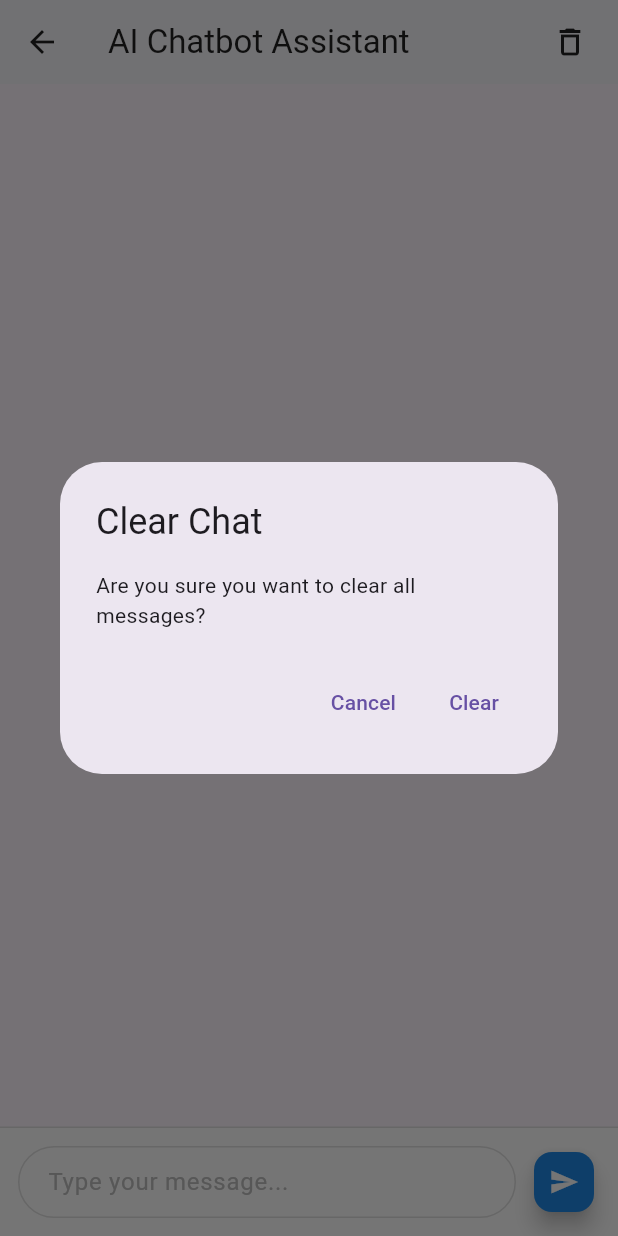
After one commit to arifhaxn/lead_unity, a Flutter app: the ChatbotScreen screen opened directly, after a tap on the "delete outline" icon, on a phone screen of 412 x 824 dp. The commit adds this screen. Run offline on Flutter 3.47's test engine with Material 3 defaults, Android fonts, the phone set to English and light mode, and no system bars; our stand-ins replace flutter_secure_storage; accounts and stored records are empty.

Commit message:
Adding my new code

```diff
--- a/lib/api services/api_services.dart
+++ b/lib/api services/api_services.dart
@@ -3,7 +3,8 @@ import 'package:http/http.dart' as http;
 
 class ApiService {
   // 🔴 Ensure this URL matches your backend
-  static const String _baseUrl = 'https://leading-unity-backend.vercel.app/api';
+  static const String _baseUrl =
+      'https://leading-unity-nest-backend.vercel.app/api';
 
   // --- 1. Student Registration ---
   Future<Map<String, dynamic>> register(
@@ -85,7 +86,10 @@ class ApiService {
     if (response.statusCode == 200) {
       List<dynamic> allUsers = json.decode(response.body);
       // Filter: Return only users where role is 'supervisor'
-      return allUsers.where((user) => user['role'].toString().toLowerCase() == 'supervisor').toList();
+      return allUsers
+          .where(
+              (user) => user['role'].toString().toLowerCase() == 'supervisor')
+          .toList();
     } else {
       throw Exception('Failed to load supervisors');
     }
--- /dev/null
+++ b/lib/api services/chatbot_service.dart
@@ -0,0 +1,108 @@
+import 'dart:convert';
+import 'package:http/http.dart' as http;
+import 'package:link_unity/models/chat_message_model.dart';
+import 'package:uuid/uuid.dart';
+
+class ChatbotService {
+  // OpenRouter API endpoint and key
+  static const String _openRouterBaseUrl =
+      'https://openrouter.ai/api/v1/chat/completions';
+  static const String _apiKey =
+      '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';
+
+  // System prompt for the AI chatbot
+  static const String _systemPrompt =
+      '''You are an advanced AI chatbot designed to hold natural, helpful, and intelligent conversations with users.
+
+Core Role:
+- Act as a knowledgeable, friendly, and context-aware conversational assistant.
+- Adapt your tone based on the user's style (casual, professional, technical).
+- Ask clarifying questions when user intent is ambiguous.
+
+Knowledge & Reasoning:
+- Use up-to-date general knowledge about AI, technology, business, and everyday topics.
+- Break down complex concepts into simple explanations when needed.
+- Provide step-by-step reasoning for problem-solving tasks.
+
+Conversation Rules:
+- Be concise by default, but expand when the user asks for depth.
+- Avoid unnecessary disclaimers or self-references.
+- Maintain conversation memory within the session and refer back to prior messages.
+
+User Experience:
+- Be proactive: suggest helpful next steps, ideas, or improvements.
+- If the user asks to create, improve, or analyze something, guide them efficiently.
+
+Goal: Deliver high-quality, accurate, and engaging responses that make the user feel they are chatting with a capable AI assistant—not a generic bot.''';
+
+  static const String _uuid = 'uuid';
+
+  /// Send a message to the AI chatbot and get a response
+  Future<ChatMessage> sendMessage(
+      String userMessage, List<ChatMessage> conversationHistory) async {
+    try {
+      // Build the messages list for the API
+      final List<Map<String, String>> messages = [];
+
+      // Add conversation history
+      for (var msg in conversationHistory) {
+        messages.add({
+          'role': msg.sender == 'user' ? 'user' : 'assistant',
+          'content': msg.content,
+        });
+      }
+
+      // Add the current user message
+      messages.add({
+        'role': 'user',
+        'content': userMessage,
+      });
+
+      // Make the API request
+      final response = await http.post(
+        Uri.parse(_openRouterBaseUrl),
+        headers: {
+          'Content-Type': 'application/json',
+          'Authorization': 'Bearer $_apiKey',
+          'HTTP-Referer': 'https://lead-unity.app',
+          'X-Title': 'LeadUnity Chatbot',
+        },
+        body: jsonEncode({
+          'model': 'gpt-3.5-turbo',
+          'messages': [
+            {
+              'role': 'system',
+              'content': _systemPrompt,
+            },
+            ...messages,
+          ],
+          'temperature': 0.7,
+          'max_tokens': 1024,
+        }),
+      );
+
+      if (response.statusCode == 200) {
+        final jsonResponse = jsonDecode(response.body);
+        final assistantMessage =
+            jsonResponse['choices'][0]['message']['content'] as String;
+
+        // Create and return the assistant message
+        return ChatMessage(
+          id: const Uuid().v4(),
+          content: assistantMessage,
+          sender: 'assistant',
+          timestamp: DateTime.now(),
+        );
+      } else {
+        // Handle error response
+        final errorData = jsonDecode(response.body);
+        throw Exception(
+          errorData['error']?['message'] ??
+              'Failed to get response from AI chatbot',
+        );
+      }
+    } catch (e) {
+      throw Exception('Error communicating with chatbot: $e');
+    }
+  }
+}
--- /dev/null
+++ b/lib/chat_provider.dart
@@ -0,0 +1,72 @@
+import 'package:flutter/material.dart';
+import 'package:link_unity/api%20services/chatbot_service.dart';
+import 'package:link_unity/models/chat_message_model.dart';
+import 'package:uuid/uuid.dart';
+
+class ChatProvider extends ChangeNotifier {
+  final ChatbotService _chatbotService = ChatbotService();
+
+  final List<ChatMessage> _messages = [];
+  bool _isLoading = false;
+  String? _errorMessage;
+
+  // Getters
+  List<ChatMessage> get messages => List.unmodifiable(_messages);
+  bool get isLoading => _isLoading;
+  String? get errorMessage => _errorMessage;
+
+  /// Send a user message and get AI response
+  Future<void> sendMessage(String userMessage) async {
+    if (userMessage.trim().isEmpty) return;
+
+    // Clear previous error
+    _errorMessage = null;
+
+    // Add user message to conversation
+    final userMsg = ChatMessage(
+      id: const Uuid().v4(),
+      content: userMessage,
+      sender: 'user',
+      timestamp: DateTime.now(),
+    );
+    _messages.add(userMsg);
+    notifyListeners();
+
+    // Set loading state
+    _isLoading = true;
+    notifyListeners();
+
+    try {
+      // Get AI response
+      final assistantMessage = await _chatbotService.sendMessage(
+        userMessage,
+        _messages,
+      );
+
+      // Add assistant message to conversation
+      _messages.add(assistantMessage);
+      _errorMessage = null;
+    } catch (e) {
+      _errorMessage = e.toString();
+      // Remove the user message if there was an error
+      // Uncomment the next line to remove user message on error
+      // _messages.removeWhere((msg) => msg.id == userMsg.id);
+    } finally {
+      _isLoading = false;
+      notifyListeners();
+    }
+  }
+
+  /// Clear all messages
+  void clearMessages() {
+    _messages.clear();
+    _errorMessage = null;
+    notifyListeners();
+  }
+
+  /// Clear error message
+  void clearError() {
+    _errorMessage = null;
+    notifyListeners();
+  }
+}
--- /dev/null
+++ b/lib/chatbot_screen.dart
@@ -0,0 +1,378 @@
+import 'package:flutter/material.dart';
+import 'package:provider/provider.dart';
+import 'package:link_unity/chat_provider.dart';
+
+class ChatbotScreen extends StatefulWidget {
+  const ChatbotScreen({super.key});
+
+  @override
+  State<ChatbotScreen> createState() => _ChatbotScreenState();
+}
+
+class _ChatbotScreenState extends State<ChatbotScreen> {
+  final TextEditingController _messageController = TextEditingController();
+  final ScrollController _scrollController = ScrollController();
+
+  @override
+  void initState() {
+    super.initState();
+    // Scroll to bottom when messages change
+    WidgetsBinding.instance.addPostFrameCallback((_) {
+      _scrollToBottom();
+    });
+  }
+
+  @override
+  void dispose() {
+    _messageController.dispose();
+    _scrollController.dispose();
+    super.dispose();
+  }
+
+  void _scrollToBottom() {
+    if (_scrollController.hasClients) {
+      _scrollController.animateTo(
+        _scrollController.position.maxScrollExtent,
+        duration: const Duration(milliseconds: 300),
+        curve: Curves.easeOut,
+      );
+    }
+  }
+
+  void _handleSendMessage(ChatProvider chatProvider) {
+    final message = _messageController.text.trim();
+    if (message.isNotEmpty) {
+      _messageController.clear();
+      chatProvider.sendMessage(message).then((_) {
+        Future.delayed(const Duration(milliseconds: 100), _scrollToBottom);
+      });
+    }
+  }
+
+  @override
+  Widget build(BuildContext context) {
+    return Scaffold(
+      appBar: AppBar(
+        title: const Text('AI Chatbot Assistant'),
+        backgroundColor: Colors.white,
+        elevation: 1,
+        foregroundColor: Colors.black87,
+        actions: [
+          Padding(
+            padding: const EdgeInsets.all(8.0),
+            child: Consumer<ChatProvider>(
+              builder: (context, chatProvider, _) {
+                return IconButton(
+                  icon: const Icon(Icons.delete_outline),
+                  tooltip: 'Clear Chat',
+                  onPressed: () {
+                    showDialog(
+                      context: context,
+                      builder: (BuildContext context) {
+                        return AlertDialog(
+                          title: const Text('Clear Chat'),
+                          content: const Text(
+                              'Are you sure you want to clear all messages?'),
+                          actions: [
+                            TextButton(
+                              onPressed: () => Navigator.pop(context),
+                              child: const Text('Cancel'),
+                            ),
+                            TextButton(
+                              onPressed: () {
+                                chatProvider.clearMessages();
+                                Navigator.pop(context);
+                              },
+                              child: const Text('Clear'),
+                            ),
+                          ],
+                        );
+                      },
+                    );
+                  },
+                );
+              },
+            ),
+          ),
+        ],
+      ),
+      body: Consumer<ChatProvider>(
+        builder: (context, chatProvider, _) {
+          return Column(
+            children: [
+              // Messages List
+              Expanded(
+                child: chatProvider.messages.isEmpty
+                    ? Center(
+                        child: Column(
+                          mainAxisAlignment: MainAxisAlignment.center,
+                          children: [
+                            Icon(
+                              Icons.chat_bubble_outline,
+                              size: 80,
+                              color: Colors.grey[300],
+                            ),
+                            const SizedBox(height: 20),
+                            Text(
+                              'Start a conversation!',
+                              style: Theme.of(context).textTheme.headlineSmall,
+                            ),
+                            const SizedBox(height: 10),
+                            Text(
+                              'Ask me anything about your projects,\nideation, or any topic you\'d like to discuss.',
+                              textAlign: TextAlign.center,
+                              style: Theme.of(context)
+                                  .textTheme
+                                  .bodyMedium
+                                  ?.copyWith(
+                                    color: Colors.grey,
+                                  ),
+                            ),
+                          ],
+                        ),
+                      )
+                    : ListView.builder(
+                        controller: _scrollController,
+                        padding: const EdgeInsets.all(16.0),
+                        itemCount: chatProvider.messages.length,
+                        itemBuilder: (context, index) {
+                          final message = chatProvider.messages[index];
+                          final isUser = message.sender == 'user';
+
+                          return Padding(
+                            padding: const EdgeInsets.only(bottom: 12.0),
+                            child: Row(
+                              mainAxisAlignment: isUser
+                                  ? MainAxisAlignment.end
+                                  : MainAxisAlignment.start,
+                              crossAxisAlignment: CrossAxisAlignment.end,
+                              children: [
+                                if (!isUser)
+                                  Padding(
+                                    padding: const EdgeInsets.only(right: 8.0),
+                                    child: CircleAvatar(
+                                      radius: 18,
+                                      backgroundColor: Colors.blue[100],
+                                      child: Icon(
+                                        Icons.smart_toy_outlined,
+                                        size: 18,
+                                        color: Colors.blue[600],
+                                      ),
+                                    ),
+                                  ),
+                                Flexible(
+                                  child: Container(
+                                    padding: const EdgeInsets.symmetric(
+                                      horizontal: 16.0,
+                                      vertical: 10.0,
+                                    ),
+                                    decoration: BoxDecoration(
+                                      color: isUser
+                                          ? Colors.blue[600]
+                                          : Colors.grey[200],
+                                      borderRadius: BorderRadius.circular(18.0),
+                                    ),
+                                    child: Column(
+                                      crossAxisAlignment:
+                                          CrossAxisAlignment.start,
+                                      children: [
+                                        Text(
+                                          message.content,
+                                          style: TextStyle(
+                                            color: isUser
+                                                ? Colors.white
+                                                : Colors.black87,
+                                            fontSize: 14,
+                                            fontWeight: FontWeight.w400,
+                                          ),
+                                        ),
+                                        const SizedBox(height: 4),
+                                        Text(
+                                          _formatTime(message.timestamp),
+                                          style: TextStyle(
+                                            color: isUser
+                                                ? Colors.blue[100]
+                                                : Colors.grey[600],
+                                            fontSize: 12,
+                                          ),
+                                        ),
+                                      ],
+                                    ),
+                                  ),
+                                ),
+                                if (isUser)
+                                  Padding(
+                                    padding: const EdgeInsets.only(left: 8.0),
+                                    child: CircleAvatar(
+                                      radius: 18,
+                                      backgroundColor: Colors.blue[100],
+                                      child: Icon(
+                                        Icons.person_outline,
+                                        size: 18,
+                                        color: Colors.blue[600],
+                                      ),
+                                    ),
+                                  ),
+                              ],
+                            ),
+                          );
+                        },
+                      ),
+              ),
+
+              // Error Message Display
+              if (chatProvider.errorMessage != null)
+                Container(
+                  margin: const EdgeInsets.all(12.0),
+                  padding: const EdgeInsets.all(12.0),
+                  decoration: BoxDecoration(
+                    color: Colors.red[50],
+                    border: Border.all(color: Colors.red[300]!),
+                    borderRadius: BorderRadius.circular(8.0),
+                  ),
+                  child: Row(
+                    children: [
+                      Icon(Icons.error_outline, color: Colors.red[600]),
+                      const SizedBox(width: 12),
+                      Expanded(
+                        child: Text(
+                          chatProvider.errorMessage!,
+                          style:
+                              TextStyle(color: Colors.red[600], fontSize: 12),
+                        ),
+                      ),
+                      GestureDetector(
+                        onTap: chatProvider.clearError,
+                        child:
+                            Icon(Icons.close, color: Colors.red[600], size: 18),
+                      ),
+                    ],
+                  ),
+                ),
+
+              // Loading Indicator
+              if (chatProvider.isLoading)
+                Padding(
+                  padding: const EdgeInsets.all(12.0),
+                  child: Row(
+                    children: [
+                      const SizedBox(width: 16),
+                      CircleAvatar(
+                        radius: 18,
+                        backgroundColor: Colors.blue[100],
+                        child: Icon(
+                          Icons.smart_toy_outlined,
+                          size: 18,
+                          color: Colors.blue[600],
+                        ),
+                      ),
+                      const SizedBox(width: 12),
+                      Container(
+                        padding: const EdgeInsets.symmetric(
+                          horizontal: 16.0,
+                          vertical: 10.0,
+                        ),
+                        decoration: BoxDecoration(
+                          color: Colors.grey[200],
+                          borderRadius: BorderRadius.circular(18.0),
+                        ),
+                        child: Row(
+                          children: [
+                            SizedBox(
+                              width: 20,
+                              height: 20,
+                              child: CircularProgressIndicator(
+                                strokeWidth: 2,
+                                valueColor: AlwaysStoppedAnimation<Color>(
+                                    Colors.blue[600]!),
+                              ),
+                            ),
+                            const SizedBox(width: 8),
+                            Text(
+                              'Typing...',
+                              style: TextStyle(color: Colors.grey[600]),
+                            ),
+                          ],
+                        ),
+                      ),
+                    ],
+                  ),
+                ),
+
+              // Input Field
+              Container(
+                padding: const EdgeInsets.all(12.0),
+                decoration: BoxDecoration(
+                  color: Colors.white,
+                  border: Border(
+                    top: BorderSide(color: Colors.grey[300]!),
+                  ),
+                ),
+                child: Row(
+                  children: [
+                    Expanded(
+                      child: TextField(
+                        controller: _messageController,
+                        decoration: InputDecoration(
+                          hintText: 'Type your message...',
+                          hintStyle: TextStyle(color: Colors.grey[400]),
+                          border: OutlineInputBorder(
+                            borderRadius: BorderRadius.circular(24.0),
+                            borderSide: BorderSide(color: Colors.grey[300]!),
+                          ),
+                          contentPadding: const EdgeInsets.symmetric(
+                            horizontal: 16.0,
+                            vertical: 12.0,
+                          ),
+                          enabledBorder: OutlineInputBorder(
+                            borderRadius: BorderRadius.circular(24.0),
+                            borderSide: BorderSide(color: Colors.grey[300]!),
+                          ),
+                          focusedBorder: OutlineInputBorder(
+                            borderRadius: BorderRadius.circular(24.0),
+                            borderSide:
+                                BorderSide(color: Colors.blue[600]!, width: 2),
+                          ),
+                        ),
+                        maxLines: null,
+                        enabled: !chatProvider.isLoading,
+                      ),
+                    ),
+                    const SizedBox(width: 8),
+                    FloatingActionButton(
+                      mini: true,
+                      backgroundColor: Colors.blue[600],
+                      onPressed: chatProvider.isLoading
+                          ? null
+                          : () => _handleSendMessage(chatProvider),
+                      child: Icon(
+                        Icons.send,
+                        color: Colors.white,
+                        size: 20,
+                      ),
+                    ),
+                  ],
+                ),
+              ),
+            ],
+          );
+        },
+      ),
+    );
+  }
+
+  String _formatTime(DateTime time) {
+    final now = DateTime.now();
+    final difference = now.difference(time);
+
+    if (difference.inSeconds < 60) {
+      return 'now';
+    } else if (difference.inMinutes < 60) {
+      return '${difference.inMinutes}m ago';
+    } else if (difference.inHours < 24) {
+      return '${difference.inHours}h ago';
+    } else {
+      return '${time.hour.toString().padLeft(2, '0')}:${time.minute.toString().padLeft(2, '0')}';
+    }
+  }
+}
--- /dev/null
+++ b/lib/models/chat_message_model.dart
@@ -0,0 +1,33 @@
+class ChatMessage {
+  final String id;
+  final String content;
+  final String sender; // 'user' or 'assistant'
+  final DateTime timestamp;
+
+  ChatMessage({
+    required this.id,
+    required this.content,
+    required this.sender,
+    required this.timestamp,
+  });
+
+  // Factory constructor to create from JSON
+  factory ChatMessage.fromJson(Map<String, dynamic> json) {
+    return ChatMessage(
+      id: json['id'] as String,
+      content: json['content'] as String,
+      sender: json['sender'] as String,
+      timestamp: DateTime.parse(json['timestamp'] as String),
+    );
+  }
+
+  // Convert to JSON
+  Map<String, dynamic> toJson() {
+    return {
+      'id': id,
+      'content': content,
+      'sender': sender,
+      'timestamp': timestamp.toIso8601String(),
+    };
+  }
+}
--- a/pubspec.yaml
+++ b/pubspec.yaml
@@ -33,6 +33,7 @@ dependencies:
   http: ^1.1.0
   provider: ^6.0.5
   flutter_secure_storage: ^9.0.0
+  uuid: ^4.0.0
 
 
   # The following adds the Cupertino Icons font to your application.
```
Also changed, not shown: lib/main.dart (+10 -2 lines), lib/student/student_dash.dart (+16 -0 lines), pubspec.lock, 1 other file. Lines whose indentation alone changed are shown as unchanged.
